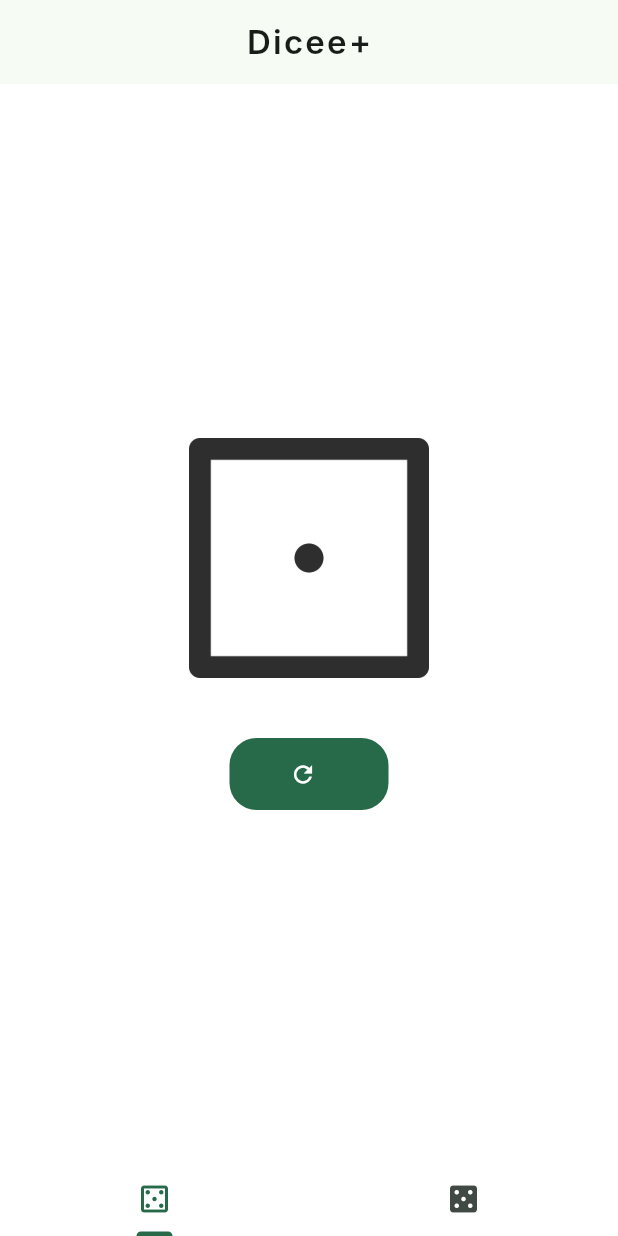
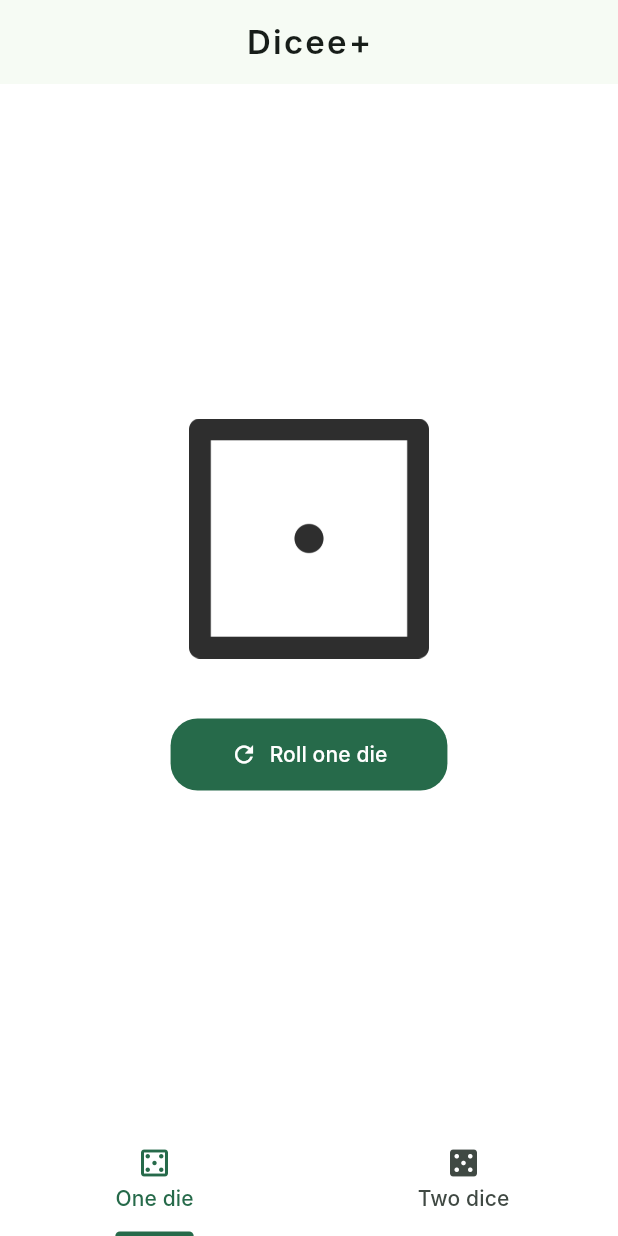
Before and after one commit to Slmdv9/Dicee-, a Flutter app: the screen it shows after launch, on a phone screen of 412 x 824 dp. Run offline on Flutter 3.47's test engine with Material 3 defaults, Android fonts, the phone set to English and light mode, and no system bars; Roboto replaces fonts that are missing (Inter).

Commit message:
feat(navigation): add descriptive dice mode labels
Co-Authored-By: Codex - OpenAI GPT-5 5 (medium) <codex@openai.com>

```diff
--- a/lib/pages/dice_page.dart
+++ b/lib/pages/dice_page.dart
@@ -40,7 +40,7 @@ class _DicePageState extends State<DicePage> {
         FilledButton.icon(
           onPressed: roll,
           icon: const Icon(Icons.refresh),
-          label: const Text(''),
+          label: const Text('Roll two dice'),
           style: FilledButton.styleFrom(
             padding: const EdgeInsets.symmetric(horizontal: 40, vertical: 14),
             textStyle: const TextStyle(
--- a/lib/pages/home_page.dart
+++ b/lib/pages/home_page.dart
@@ -22,8 +22,14 @@ class HomePage extends StatelessWidget {
         ),
         bottomNavigationBar: const TabBar(
           tabs: [
-            Tab(icon: Icon(Icons.casino_outlined)),
-            Tab(icon: Icon(Icons.casino)),
+            Tab(
+              icon: Icon(Icons.casino_outlined),
+              text: 'One die',
+            ),
+            Tab(
+              icon: Icon(Icons.casino),
+              text: 'Two dice',
+            ),
           ],
         ),
         body: const TabBarView(
--- a/lib/pages/one_dice.dart
+++ b/lib/pages/one_dice.dart
@@ -31,7 +31,7 @@ class _OneDicePageState extends State<OneDicePage> {
         FilledButton.icon(
           onPressed: roll,
           icon: const Icon(Icons.refresh),
-          label: const Text(''),
+          label: const Text('Roll one die'),
           style: FilledButton.styleFrom(
             padding: const EdgeInsets.symmetric(horizontal: 40, vertical: 14),
           ),
```
Also changed, not shown: 3 other files.
